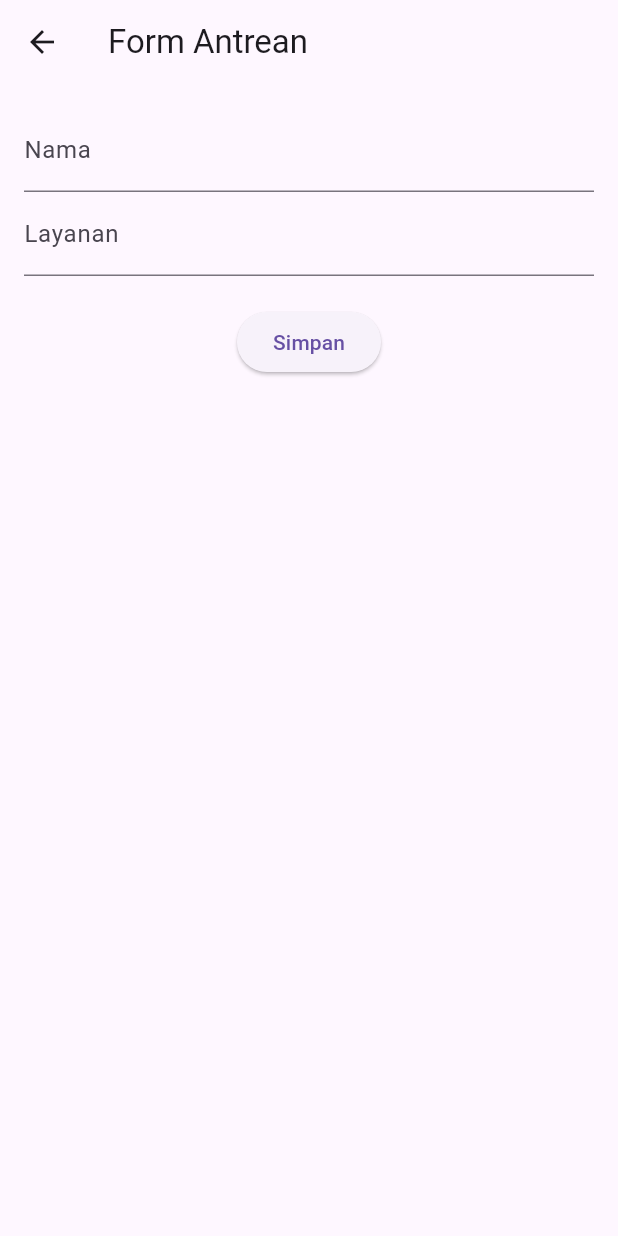
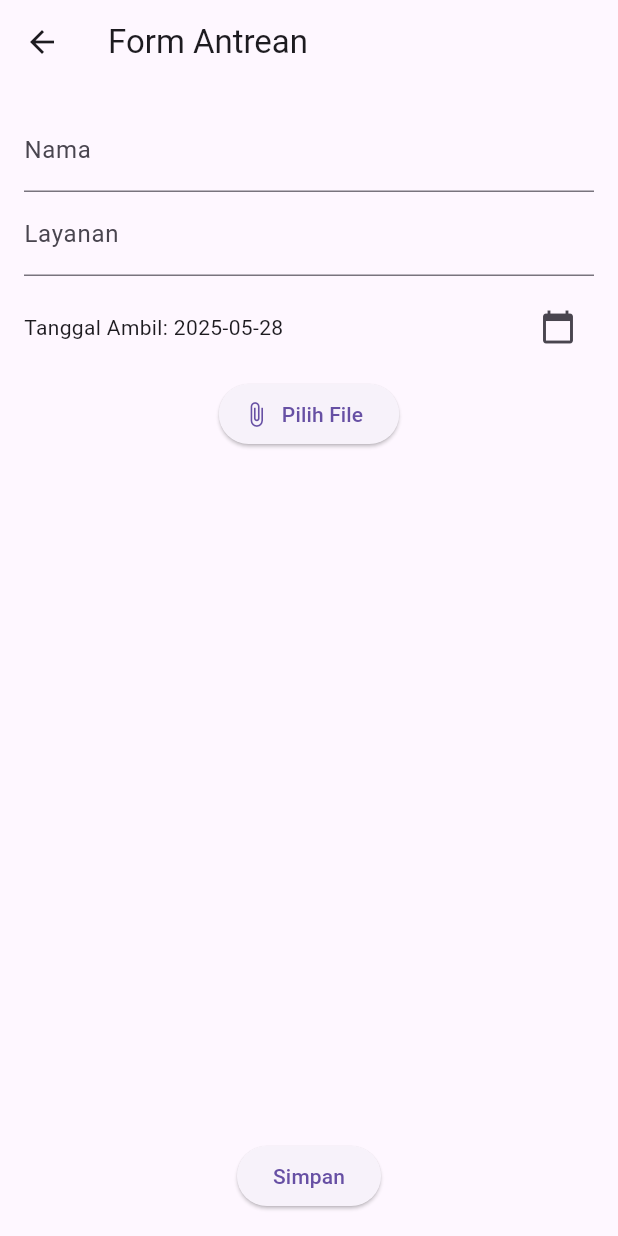
Before and after one commit to Nindyaayuu/antrean, a Flutter app: the FormScreen screen opened directly with empty values, on a phone screen of 412 x 824 dp. Run offline on Flutter 3.47's test engine with Material 3 defaults, Android fonts, the phone set to English and light mode, and no system bars; our stand-ins replace file_picker.

Commit message:
integrasi date picker dan file picker di FormScreen

```diff
--- a/lib/screens/form_screen.dart
+++ b/lib/screens/form_screen.dart
@@ -1,5 +1,7 @@
 import 'package:flutter/material.dart';
 import '../models/antrean.dart';
+import 'package:file_picker/file_picker.dart';
+import 'package:intl/intl.dart';
 
 class FormScreen extends StatefulWidget {
   final Antrean? antrean;
@@ -20,6 +22,8 @@ class FormScreen extends StatefulWidget {
 class _FormScreenState extends State<FormScreen> {
   late TextEditingController namaController;
   late TextEditingController layananController;
+  late DateTime selectedPickupTime;
+  String selectedFileName = '';
 
   @override
   void initState() {
@@ -28,19 +32,28 @@ class _FormScreenState extends State<FormScreen> {
     layananController = TextEditingController(
       text: widget.antrean?.layanan ?? '',
     );
+    selectedPickupTime = widget.antrean?.pickupTime ?? DateTime.now();
+    selectedFileName = widget.antrean?.fileName ?? '';
   }
 
   void simpanAntrean() {
     final antrean = Antrean(
       nama: namaController.text,
       layanan: layananController.text,
-      pickupTime: DateTime.now(),
-      fileName: '',
+      pickupTime: selectedPickupTime,
+      fileName: selectedFileName,
       nomorAntrean: widget.nextNomorAntrean,
     );
 
     widget.onSave(antrean);
     Navigator.pop(context);
+  }
+
+  @override
+  void dispose() {
+    namaController.dispose();
+    layananController.dispose();
+    super.dispose();
   }
 
   @override
@@ -59,7 +72,45 @@ class _FormScreenState extends State<FormScreen> {
               controller: layananController,
               decoration: InputDecoration(labelText: 'Layanan'),
             ),
-            SizedBox(height: 20),
+            SizedBox(height: 10),
+            Row(
+              children: [
+                Expanded(
+                  child: Text(
+                    "Tanggal Ambil: ${DateFormat('yyyy-MM-dd').format(selectedPickupTime)}",
+                  ),
+                ),
+                IconButton(
+                  icon: Icon(Icons.calendar_today),
+                  onPressed: () async {
+                    final picked = await showDatePicker(
+                      context: context,
+                      initialDate: selectedPickupTime,
+                      firstDate: DateTime(2020),
+                      lastDate: DateTime(2100),
+                    );
+                    if (picked != null) {
+                      setState(() => selectedPickupTime = picked);
+                    }
+                  },
+                ),
+              ],
+            ),
+            SizedBox(height: 10),
+            ElevatedButton.icon(
+              icon: Icon(Icons.attach_file),
+              label: Text('Pilih File'),
+              onPressed: () async {
+                final result = await FilePicker.platform.pickFiles();
+                if (result != null) {
+                  setState(() {
+                    selectedFileName = result.files.single.name;
+                  });
+                }
+              },
+            ),
+            if (selectedFileName.isNotEmpty) Text('File: $selectedFileName'),
+            Spacer(),
             ElevatedButton(onPressed: simpanAntrean, child: Text('Simpan')),
           ],
         ),
--- a/pubspec.yaml
+++ b/pubspec.yaml
@@ -31,6 +31,7 @@ dependencies:
   flutter:
         sdk: flutter
   intl: ^0.18.1
+  file_picker: ^6.1.1
 
   # The following adds the Cupertino Icons font to your application.
   # Use with the CupertinoIcons class for iOS style icons.
```
Also changed, not shown: pubspec.lock, 3 other files.
